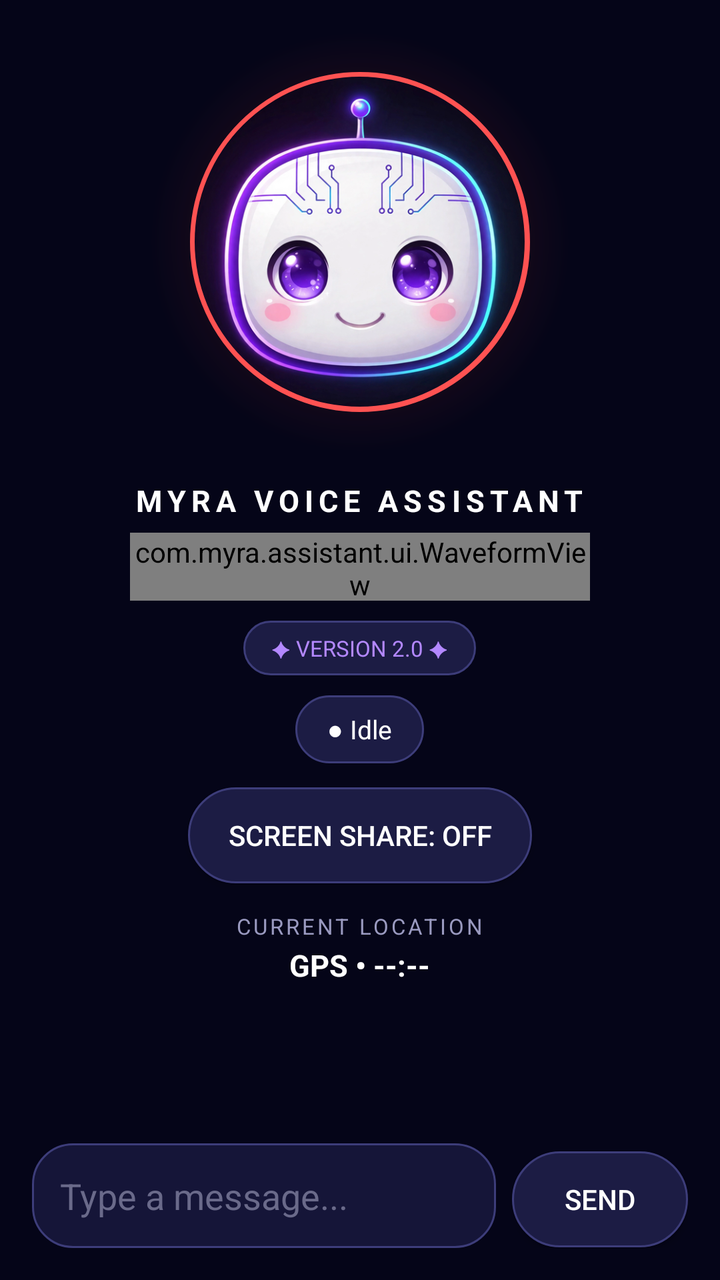
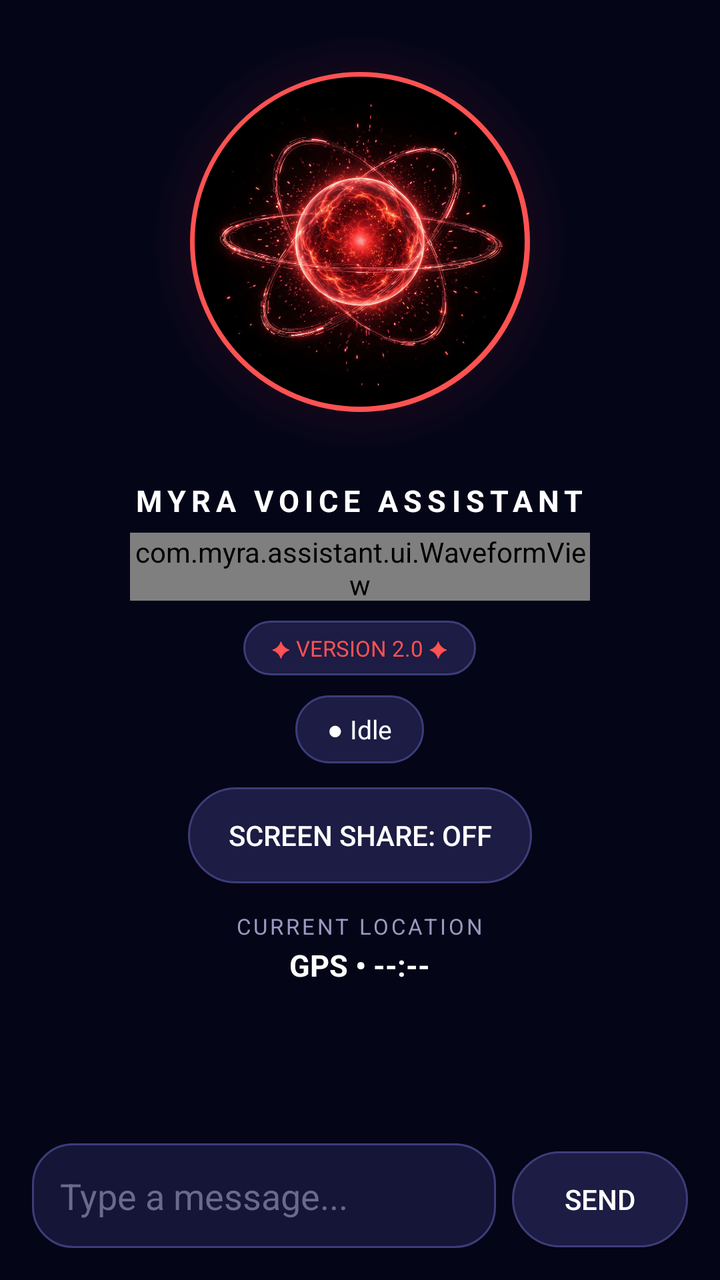

Two renders of the same Android screen: before a commit and after it. Below are the layout's source before the change and the commit's diff.
<!-- AndroidManifest.xml: application theme Theme.MYRA -->
<!-- res/layout/fragment_home.xml -->
<?xml version="1.0" encoding="utf-8"?>
<LinearLayout xmlns:android="http://schemas.android.com/apk/res/android"
    xmlns:app="http://schemas.android.com/apk/res-auto"
    android:layout_width="match_parent"
    android:layout_height="match_parent"
    android:gravity="center_horizontal"
    android:orientation="vertical"
    android:padding="16dp">

    
    <FrameLayout
        android:layout_width="210dp"
        android:layout_height="210dp">

        <View
            android:layout_width="210dp"
            android:layout_height="210dp"
            android:background="@drawable/bg_power_ring" />

        <com.google.android.material.imageview.ShapeableImageView
            android:id="@+id/powerFaceButton"
            android:layout_width="165dp"
            android:layout_height="165dp"
            android:layout_gravity="center"
            android:clickable="true"
            android:focusable="true"
            android:scaleType="centerCrop"
            android:src="@drawable/myra_face"
            app:shapeAppearanceOverlay="@style/CircleImage" />
    </FrameLayout>

    <TextView
        android:layout_width="wrap_content"
        android:layout_height="wrap_content"
        android:layout_marginTop="14dp"
        android:letterSpacing="0.18"
        android:text="MYRA VOICE ASSISTANT"
        android:textColor="#FFFFFF"
        android:textSize="15sp"
        android:textStyle="bold" />

    <com.myra.assistant.ui.WaveformView
        android:id="@+id/waveformView"
        android:layout_width="230dp"
        android:layout_height="34dp"
        android:layout_marginTop="6dp" />

    <TextView
        android:layout_width="wrap_content"
        android:layout_height="wrap_content"
        android:layout_marginTop="10dp"
        android:background="@drawable/bg_pill"
        android:paddingLeft="14dp"
        android:paddingTop="6dp"
        android:paddingRight="14dp"
        android:paddingBottom="6dp"
        android:text="✦ VERSION 2.0 ✦"
        android:textColor="#B388FF"
        android:textSize="11sp" />

    <TextView
        android:id="@+id/homeStatusPill"
        android:layout_width="wrap_content"
        android:layout_height="wrap_content"
        android:layout_marginTop="10dp"
        android:background="@drawable/bg_pill"
        android:paddingLeft="16dp"
        android:paddingTop="8dp"
        android:paddingRight="16dp"
        android:paddingBottom="8dp"
        android:text="● Idle"
        android:textColor="#FFFFFF"
        android:textSize="13sp" />

    <Button
        android:id="@+id/homeScreenShareButton"
        android:layout_width="wrap_content"
        android:layout_height="wrap_content"
        android:layout_marginTop="12dp"
        android:background="@drawable/bg_pill"
        android:paddingLeft="20dp"
        android:paddingRight="20dp"
        android:text="Screen Share: OFF"
        android:textColor="#FFFFFF" />

    <TextView
        android:layout_width="wrap_content"
        android:layout_height="wrap_content"
        android:layout_marginTop="14dp"
        android:letterSpacing="0.12"
        android:text="CURRENT LOCATION"
        android:textColor="#9A9AC0"
        android:textSize="11sp" />

    <TextView
        android:id="@+id/locationText"
        android:layout_width="wrap_content"
        android:layout_height="wrap_content"
        android:layout_marginTop="2dp"
        android:gravity="center"
        android:text="GPS • --:--"
        android:textColor="#FFFFFF"
        android:textSize="15sp"
        android:textStyle="bold" />

    <androidx.recyclerview.widget.RecyclerView
        android:id="@+id/homeChatRecycler"
        android:layout_width="match_parent"
        android:layout_height="0dp"
        android:layout_marginTop="8dp"
        android:layout_weight="1" />

    <LinearLayout
        android:layout_width="match_parent"
        android:layout_height="wrap_content"
        android:layout_marginTop="8dp"
        android:orientation="horizontal">

        <EditText
            android:id="@+id/homeMessageInput"
            android:layout_width="0dp"
            android:layout_height="wrap_content"
            android:layout_weight="1"
            android:background="@drawable/bg_input"
            android:hint="Type a message..."
            android:padding="14dp"
            android:textColor="#FFFFFF"
            android:textColorHint="#6A6A8A" />

        <Button
            android:id="@+id/homeSendButton"
            android:layout_width="wrap_content"
            android:layout_height="wrap_content"
            android:layout_marginStart="8dp"
            android:background="@drawable/bg_pill"
            android:text="Send"
            android:textColor="#FFFFFF" />
    </LinearLayout>

</LinearLayout>
<!-- resources referenced by this layout -->
<resources>
  <!-- drawable bg_input (drawable) -->
  <?xml version="1.0" encoding="utf-8"?>
  <shape xmlns:android="http://schemas.android.com/apk/res/android"
      android:shape="rectangle">
      <corners android:radius="20dp" />
      <solid android:color="#151538" />
      <stroke
          android:width="1dp"
          android:color="#3D3D7A" />
  </shape>
  <!-- drawable bg_pill (drawable) -->
  <?xml version="1.0" encoding="utf-8"?>
  <shape xmlns:android="http://schemas.android.com/apk/res/android"
      android:shape="rectangle">
      <corners android:radius="24dp" />
      <solid android:color="#1C1C44" />
      <stroke
          android:width="1dp"
          android:color="#3D3D7A" />
  </shape>
  <!-- drawable bg_power_ring (drawable) -->
  <?xml version="1.0" encoding="utf-8"?>
  <layer-list xmlns:android="http://schemas.android.com/apk/res/android">
  
      <item>
          <shape android:shape="oval">
              <gradient
                  android:type="radial"
                  android:gradientRadius="105dp"
                  android:startColor="#40FF3B30"
                  android:endColor="#00FF3B30" />
          </shape>
      </item>
  
      <item
          android:left="20dp"
          android:top="20dp"
          android:right="20dp"
          android:bottom="20dp">
          <shape android:shape="oval">
              <solid android:color="#12160B0B" />
              <stroke
                  android:width="3dp"
                  android:color="#FF5252" />
          </shape>
      </item>
  
      <item
          android:left="38dp"
          android:top="38dp"
          android:right="38dp"
          android:bottom="38dp">
          <shape android:shape="oval">
              <solid android:color="#0A0A0A" />
          </shape>
      </item>
  
  </layer-list>
  <!-- drawable myra_face: png bitmap (drawable, 278144 bytes) -->
  <style name="CircleImage">
          <item name="cornerFamily">rounded</item>
          <item name="cornerSize">50%</item>
      </style>
  <style name="Theme.MYRA" parent="Theme.AppCompat.NoActionBar">
          <item name="colorPrimary">#7C4DFF</item>
          <item name="colorPrimaryDark">#050518</item>
          <item name="colorAccent">#03DAC5</item>
          <item name="android:statusBarColor">#050518</item>
          <item name="android:windowLightStatusBar">false</item>
          <item name="android:navigationBarColor">#0D0D2B</item>
          <item name="android:windowBackground">#050518</item>
      </style>
</resources>

<!-- the commit's change to res/layout/fragment_home.xml (unified diff, before → after) -->
@@ -1,6 +1,7 @@
 <?xml version="1.0" encoding="utf-8"?>
 <LinearLayout xmlns:android="http://schemas.android.com/apk/res/android"
     xmlns:app="http://schemas.android.com/apk/res-auto"
+    android:id="@+id/homeRoot"
     android:layout_width="match_parent"
     android:layout_height="match_parent"
     android:gravity="center_horizontal"
@@ -25,8 +26,9 @@
             android:clickable="true"
             android:focusable="true"
             android:scaleType="centerCrop"
-            android:src="@drawable/myra_face"
+            android:src="@drawable/orb_crimson"
             app:shapeAppearanceOverlay="@style/CircleImage" />
+
     </FrameLayout>
 
     <TextView
@@ -55,7 +57,7 @@
         android:paddingRight="14dp"
         android:paddingBottom="6dp"
         android:text="✦ VERSION 2.0 ✦"
-        android:textColor="#B388FF"
+        android:textColor="#FF5252"
         android:textSize="11sp" />
 
     <TextView
@@ -135,6 +137,7 @@
             android:background="@drawable/bg_pill"
             android:text="Send"
             android:textColor="#FFFFFF" />
+
     </LinearLayout>
 
 </LinearLayout>
<!-- resource entries referenced after the edit -->
@@ -58,7 +58,7 @@
       </item>
   
   </layer-list>
-  <!-- drawable myra_face: png bitmap (drawable, 278144 bytes) -->
+  <!-- drawable orb_crimson: png bitmap (drawable, 770126 bytes) -->
   <style name="CircleImage">
           <item name="cornerFamily">rounded</item>
           <item name="cornerSize">50%</item>
